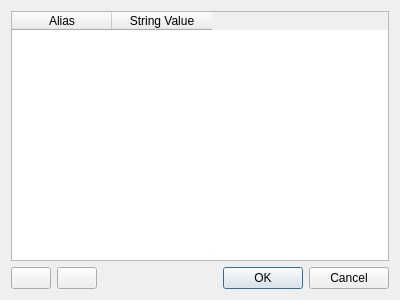
Before: the Qt Designer form aphla/gui/Qt4Designer_files/ui_launcher_aliases.ui in NSLS-II/aphla, drawn with Qt 5.
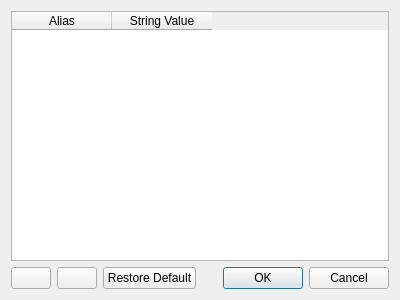
After: the same form once the commit is applied.

Commit message: adding restore default button to alias editor

```diff
--- a/aphla/gui/Qt4Designer_files/ui_launcher_aliases.ui
+++ b/aphla/gui/Qt4Designer_files/ui_launcher_aliases.ui
@@ -76,6 +76,19 @@
     </widget>
    </item>
    <item row="1" column="2">
+    <widget class="QPushButton" name="pushButton_restore_default">
+     <property name="sizePolicy">
+      <sizepolicy hsizetype="Preferred" vsizetype="Fixed">
+       <horstretch>0</horstretch>
+       <verstretch>0</verstretch>
+      </sizepolicy>
+     </property>
+     <property name="text">
+      <string>Restore Default</string>
+     </property>
+    </widget>
+   </item>
+   <item row="1" column="3">
     <spacer name="horizontalSpacer">
      <property name="orientation">
       <enum>Qt::Horizontal</enum>
```
Left out of the diff: 4 changed lines with no effect on the pictures. The commit also changes 2 other files.
